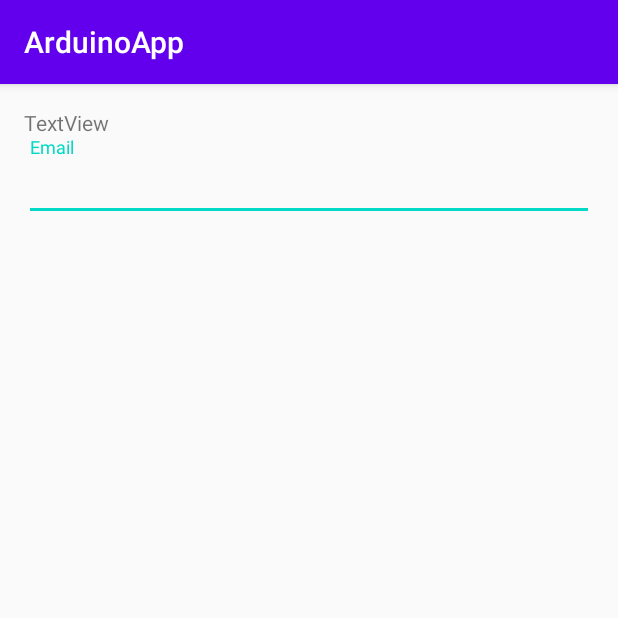
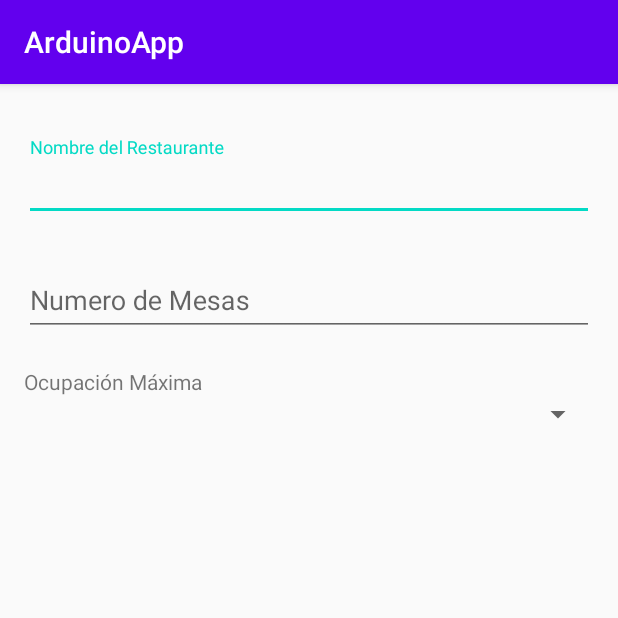
Before and after one commit to AlejandroVillarreal/AndroidApp, an Android app: the user_settings screen opened directly, with no data from a screen before it, on a phone screen of 412 x 824 dp, the top half of it. Run offline under Robolectric (Android 15) with nearby library versions, the phone set to English and light mode, and no system bars; our stand-ins replace Firebase (no records; nobody signed in at launch, a user with empty details on screens opened directly).

Commit message:
user_settings working

```diff
--- a/ArduinoApp/app/src/main/AndroidManifest.xml
+++ b/ArduinoApp/app/src/main/AndroidManifest.xml
@@ -19,6 +19,7 @@
         </activity>
         <activity android:name=".MainActivity" />
         <activity android:name=".login_activity"></activity>
+
     </application>
 
 </manifest>
--- a/ArduinoApp/app/src/main/java/com/example/arduinoapp/user_settings.java
+++ b/ArduinoApp/app/src/main/java/com/example/arduinoapp/user_settings.java
@@ -1,15 +1,88 @@
 package com.example.arduinoapp;
 
+import androidx.annotation.NonNull;
 import androidx.appcompat.app.AppCompatActivity;
 
 import android.os.Bundle;
+import android.widget.Spinner;
+import android.widget.TextView;
+
+import com.google.android.material.textfield.TextInputEditText;
+import com.google.android.material.textfield.TextInputLayout;
+import com.google.firebase.auth.FirebaseAuth;
+import com.google.firebase.database.DataSnapshot;
+import com.google.firebase.database.DatabaseError;
+import com.google.firebase.database.DatabaseReference;
+import com.google.firebase.database.FirebaseDatabase;
+import com.google.firebase.database.ValueEventListener;
 
 
 public class user_settings extends AppCompatActivity {
-
+    private TextView textViewEmail;
+    private TextInputLayout textInputRestaurantName;
+    private TextInputLayout textInputNumberOfTables;
+    private Spinner maxCapacity;
+    FirebaseAuth firebaseAuth;
     @Override
     protected void onCreate(Bundle savedInstanceState) {
         super.onCreate(savedInstanceState);
         setContentView(R.layout.activity_user_settings);
+        textViewEmail = findViewById(R.id.text_view_email);
+        textInputRestaurantName = findViewById(R.id.text_input_restaurant_name);
+        textInputNumberOfTables = findViewById(R.id.text_input_number_of_tables);
+        maxCapacity = findViewById(R.id.max_capacity);
+        showEmail();
     }
+
+    private void showEmail(){
+        String userID = getIntent().getStringExtra("uid");
+        firebaseAuth = firebaseAuth.getInstance();
+        FirebaseDatabase database = FirebaseDatabase.getInstance();
+        DatabaseReference reference = database.getReference("Users").child(userID).child("email");
+        reference.addValueEventListener(new ValueEventListener() {
+            @Override
+            public void onDataChange(@NonNull DataSnapshot snapshot) {
+                textViewEmail.setText(snapshot.getValue(String.class));
+            }
+
+            @Override
+            public void onCancelled(@NonNull DatabaseError error) {
+
+            }
+        });
+        //textViewEmail.setText(reference.toString());
+
+
+        //String uid = firebaseAuth.getCurrentUser().getUid();
+        //reference.child(userID).child("email");
+
+       // userEmail.toString();
+        //String emailTextView = textViewEmail.setText(userEmail);
+    }
+
+    private boolean validateRestaurantName(){
+        String restaurantNameInput = textInputRestaurantName.getEditText().getText().toString().trim();
+        if (restaurantNameInput.isEmpty()){
+            textInputRestaurantName.setError("Filed can't be empty");
+            return false;
+        } else if (restaurantNameInput.length() > 15){
+            textInputRestaurantName.setError("Username too long");
+            return false;
+        } else {
+            textInputRestaurantName.setError(null);
+            return true;
+        }
+    }
+
+    private boolean validateNumTables(){
+        String numberOfTables =  textInputNumberOfTables.getEditText().getText().toString().trim();
+        if (numberOfTables.isEmpty()){
+            textInputNumberOfTables.setError("Filed can't be empty");
+            return false;
+        }else {
+            textInputNumberOfTables.setError(null);
+            return true;
+        }
+    }
+
 }
--- a/ArduinoApp/app/src/main/res/layout/activity_user_settings.xml
+++ b/ArduinoApp/app/src/main/res/layout/activity_user_settings.xml
@@ -9,12 +9,12 @@
     android:padding="16dp"
     >
     <TextView
-        android:id="@+id/textView2"
+        android:id="@+id/text_view_email"
         android:layout_width="match_parent"
         android:layout_height="wrap_content"
         android:text="TextView" />
     <com.google.android.material.textfield.TextInputLayout
-        android:id="@+id/text_input_email"
+        android:id="@+id/text_input_restaurant_name"
         android:layout_width="match_parent"
         android:layout_height="wrap_content"
         app:errorEnabled="true"
@@ -23,12 +23,39 @@
         <com.google.android.material.textfield.TextInputEditText
             android:layout_width="match_parent"
             android:layout_height="wrap_content"
-            android:hint="Email"
-            android:inputType="textEmailAddress"
+            android:hint="Nombre del Restaurante"
+            android:inputType="text"
+
 
             >
         </com.google.android.material.textfield.TextInputEditText>
     </com.google.android.material.textfield.TextInputLayout>
+    <com.google.android.material.textfield.TextInputLayout
+        android:id="@+id/text_input_number_of_tables"
+        android:layout_width="match_parent"
+        android:layout_height="wrap_content"
+        app:errorEnabled="true"
+
+        >
+        <com.google.android.material.textfield.TextInputEditText
+            android:layout_width="match_parent"
+            android:layout_height="wrap_content"
+            android:hint="Numero de Mesas"
+            android:inputType="numberDecimal"
+
+
+            >
+        </com.google.android.material.textfield.TextInputEditText>
+
+    </com.google.android.material.textfield.TextInputLayout>
+    <TextView
+        android:text="Ocupación Máxima"
+        android:layout_width="match_parent"
+        android:layout_height="wrap_content"/>
+    <Spinner
+        android:id="@+id/max_capacity"
+        android:layout_width="match_parent"
+        android:layout_height="wrap_content"/>
 
 
 
```
Also changed, not shown: ArduinoApp/app/src/main/java/com/example/arduinoapp/login_activity.java (+7 -1 lines), ArduinoApp/app/src/main/java/com/example/arduinoapp/register.java (+14 -4 lines).
